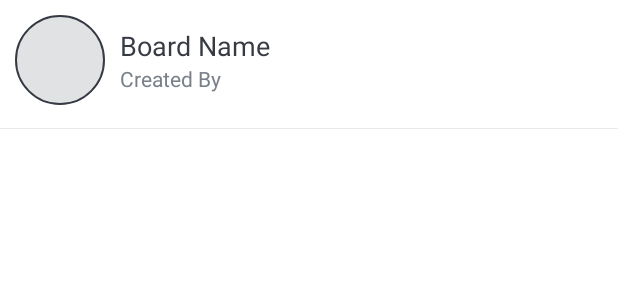
After one commit to Samarth-Natrajan/Trello, an Android app: the layout item_board.xml on its own in the app's theme, with its tools: preview values and no code run, on a phone screen of 412 x 824 dp. The commit adds this screen. Shown: the top 300 px of the screen. Run offline under Robolectric (Android 15) with nearby library versions, the phone set to English and light mode, and no system bars.

Commit message:
implemented the display of boards

```diff
--- a/app/src/main/java/com/example/trello/activities/CreateBoardActivity.kt
+++ b/app/src/main/java/com/example/trello/activities/CreateBoardActivity.kt
@@ -65,6 +65,7 @@ class CreateBoardActivity : BaseActivity() {
     }
     fun boardCreatedSuccessfully(){
         hideProgressDialog()
+        setResult(Activity.RESULT_OK)
         finish()
     }
 
--- a/app/src/main/java/com/example/trello/utils/Constants.kt
+++ b/app/src/main/java/com/example/trello/utils/Constants.kt
@@ -10,6 +10,7 @@ object Constants {
     const val IMAGE:String = "image"
     const val NAME:String = "name"
     const val MOBILE:String = "mobile"
+    const val ASSIGNED_TO:String = "assignedTo"
 
     fun getFileExtension(activity: Activity, uri: Uri?):String?{
         return MimeTypeMap.getSingleton().getExtensionFromMimeType(activity.contentResolver.getType(uri!!))
--- /dev/null
+++ b/app/src/main/res/layout/item_board.xml
@@ -0,0 +1,52 @@
+<?xml version="1.0" encoding="utf-8"?>
+<LinearLayout xmlns:android="http://schemas.android.com/apk/res/android"
+    xmlns:tools="http://schemas.android.com/tools"
+    xmlns:app="http://schemas.android.com/apk/res-auto"
+    android:layout_width="match_parent"
+    android:orientation="vertical"
+    android:layout_marginBottom="10dp"
+    android:layout_height="wrap_content">
+    <LinearLayout
+        android:layout_width="match_parent"
+        android:layout_height="wrap_content"
+        android:gravity="center_vertical"
+        android:orientation="horizontal"
+        android:padding="10dp">
+        <de.hdodenhof.circleimageview.CircleImageView
+            android:id="@+id/board_image_iv"
+            android:layout_width="60dp"
+            android:layout_height="60dp"
+            android:src="@drawable/board_place_holder"
+            app:civ_border_color="@color/primaryTextColor"
+            app:civ_border_width="1dp"
+            />
+        <LinearLayout
+            android:layout_width="match_parent"
+            android:layout_height="wrap_content"
+            android:layout_marginStart="10dp"
+            android:orientation="vertical">
+
+            <TextView
+                android:id="@+id/tv_name"
+                android:layout_width="match_parent"
+                android:layout_height="wrap_content"
+                android:textColor="@color/primaryTextColor"
+                android:textSize="18sp"
+                tools:text="Board Name" />
+
+            <TextView
+                android:id="@+id/tv_created_by"
+                android:layout_width="match_parent"
+                android:layout_height="wrap_content"
+                android:textColor="@color/secondaryTextColor"
+                android:textSize="14sp"
+                tools:text="Created By" />
+        </LinearLayout>
+    </LinearLayout>
+    <View
+        android:layout_width="match_parent"
+        android:layout_height="0.3dp"
+        android:layout_marginTop="5dp"
+        android:background="#EAEAEA"/>
+
+</LinearLayout>
```
Also changed, not shown: app/src/main/java/com/example/trello/activities/MainActivity.kt (+35 -3 lines), app/src/main/java/com/example/trello/adapters/BoardItemsAdapter.kt (added, +49 -0 lines), app/src/main/java/com/example/trello/firebase/FirestoreClass.kt (+22 -2 lines), app/src/main/java/com/example/trello/models/Board.kt (+5 -2 lines), app/src/main/res/layout/main_content.xml (+32 -6 lines).
